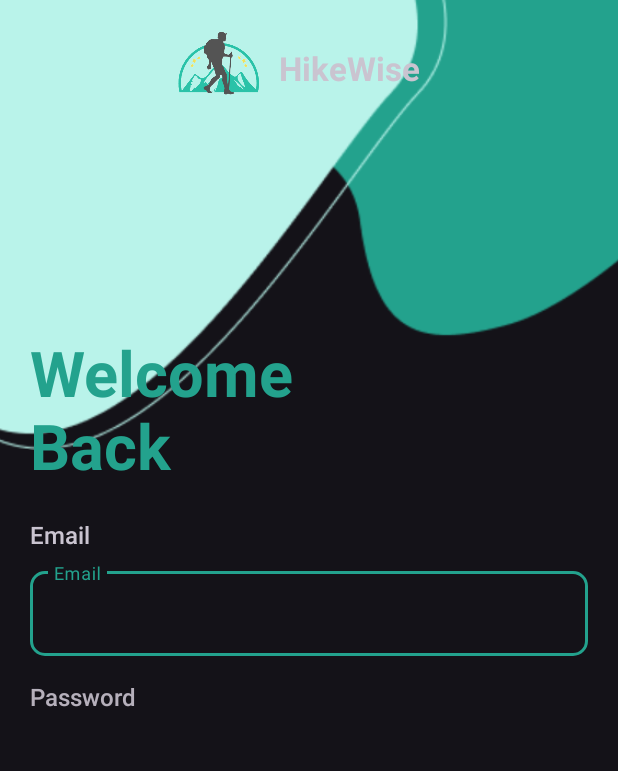
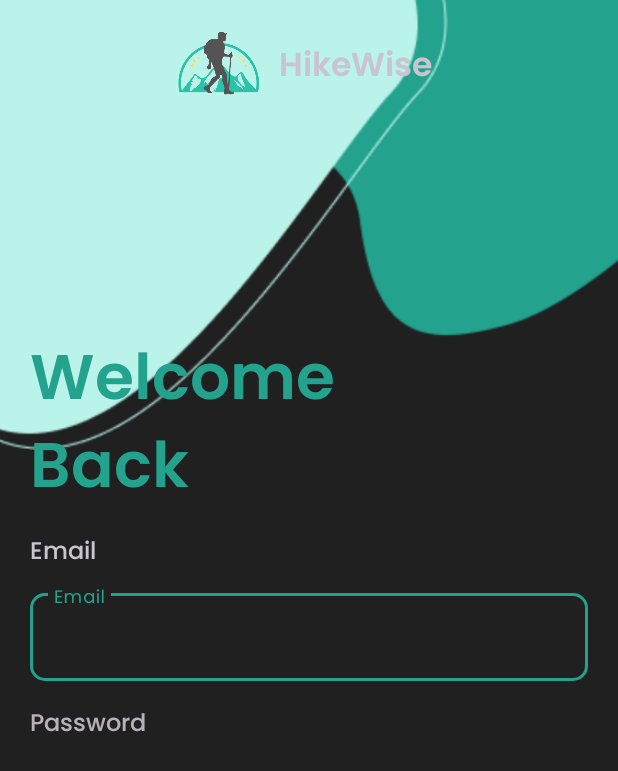
Before and after one commit to Xcelerators-Bangkit/HikeWise, an Android app: the LoginActivity screen opened directly, with no data from a screen before it, on a phone screen of 412 x 824 dp. Shown: the top 771 px of the screen. Run offline under Robolectric (Android 15) with nearby library versions, the phone set to English and light mode, and no system bars; our stand-ins replace Firebase (no records; nobody signed in at launch, a user with empty details on screens opened directly).

Commit message:
menambahkan font dari luar

```diff
--- a/app/src/main/res/layout/activity_check_up.xml
+++ b/app/src/main/res/layout/activity_check_up.xml
@@ -92,6 +92,7 @@
         android:layout_marginTop="24dp"
         android:layout_marginEnd="20dp"
         app:cardCornerRadius="22dp"
+        app:strokeWidth="0dp"
         android:backgroundTint="@color/second_primary"
         app:layout_constraintEnd_toEndOf="parent"
         app:layout_constraintStart_toStartOf="parent"
--- a/app/src/main/res/layout/activity_login.xml
+++ b/app/src/main/res/layout/activity_login.xml
@@ -34,7 +34,7 @@
         android:transitionName="textLogo"
         android:text="@string/logo_name"
         android:textSize="22sp"
-        android:textStyle="bold"
+        android:fontFamily="@font/poppins_semibold"
         app:layout_constraintBottom_toBottomOf="@+id/Imagelogo"
         app:layout_constraintStart_toEndOf="@+id/Imagelogo"
         app:layout_constraintTop_toTopOf="@+id/Imagelogo" />
@@ -48,15 +48,15 @@
 
     <TextView
         android:id="@+id/heading"
-        android:layout_width="200dp"
+        android:layout_width="250dp"
         android:layout_height="wrap_content"
         android:layout_marginStart="20dp"
         android:layout_marginTop="-80dp"
         android:alpha="0"
-        android:text="Welcome Back"
+        android:text="@string/welcome_back"
         android:textColor="@color/primary"
         android:textSize="42sp"
-        android:textStyle="bold"
+        android:fontFamily="@font/poppins_semibold"
         app:layout_constraintStart_toStartOf="parent"
         app:layout_constraintTop_toBottomOf="@+id/imageView2"
         tools:alpha="1" />
@@ -65,9 +65,9 @@
         android:id="@+id/textViewEmail"
         android:layout_width="wrap_content"
         android:layout_height="wrap_content"
-        android:layout_marginTop="20dp"
+        android:layout_marginTop="5dp"
         android:alpha="0"
-        android:fontFamily="sans-serif-medium"
+        android:fontFamily="@font/poppins_medium"
         android:text="@string/email"
         android:textSize="16sp"
         app:layout_constraintStart_toStartOf="@+id/heading"
@@ -99,6 +99,8 @@
             android:layout_height="wrap_content"
             android:ems="10"
             android:hint="@string/user_email"
+            android:textSize="14sp"
+            android:fontFamily="@font/poppins_regular"
             android:inputType="textEmailAddress" />
 
     </com.google.android.material.textfield.TextInputLayout>
@@ -110,7 +112,7 @@
         android:layout_marginTop="16dp"
         android:text="@string/password"
         android:textSize="16sp"
-        android:fontFamily="sans-serif-medium"
+        android:fontFamily="@font/poppins_medium"
         android:alpha="0"
         app:layout_constraintStart_toStartOf="@+id/emailTextLayout"
         app:layout_constraintTop_toBottomOf="@+id/emailTextLayout"
@@ -140,6 +142,8 @@
             android:layout_height="wrap_content"
             android:ems="10"
             android:hint="@string/passwordHint"
+            android:fontFamily="@font/poppins_regular"
+            android:textSize="14sp"
             android:inputType="textPassword" />
     </com.google.android.material.textfield.TextInputLayout>
 
@@ -147,11 +151,12 @@
         android:id="@+id/btnLogin"
         android:layout_width="0dp"
         android:layout_height="56dp"
-        android:layout_marginBottom="100dp"
+        android:layout_marginBottom="70dp"
         android:alpha="0"
-        android:fontFamily="sans-serif-medium"
+        android:fontFamily="@font/poppins_medium"
         android:text="@string/sign_in"
         android:textSize="20sp"
+        android:textColor="@color/white"
         app:layout_constraintBottom_toBottomOf="parent"
         app:layout_constraintEnd_toEndOf="@+id/passwordTextLayout"
         app:layout_constraintStart_toStartOf="@+id/passwordTextLayout"
@@ -163,9 +168,9 @@
         android:layout_height="wrap_content"
         android:layout_marginTop="10dp"
         android:alpha="0"
-        android:fontFamily="sans-serif-medium"
+        android:fontFamily="@font/poppins_medium"
         android:text="@string/don_t_have_an_account"
-        android:textSize="14dp"
+        android:textSize="14sp"
         app:layout_constraintEnd_toEndOf="@+id/btnLogin"
         app:layout_constraintStart_toStartOf="@+id/btnLogin"
         app:layout_constraintTop_toBottomOf="@+id/btnLogin"
--- a/app/src/main/res/layout/activity_splash_screen.xml
+++ b/app/src/main/res/layout/activity_splash_screen.xml
@@ -22,11 +22,11 @@
         android:id="@+id/textViewLogo"
         android:layout_width="wrap_content"
         android:layout_height="wrap_content"
-        android:layout_marginBottom="60dp"
+        android:layout_marginBottom="50dp"
+        android:fontFamily="@font/poppins_bold"
         android:text="@string/logo_name"
         android:textColorHint="@color/primary"
         android:textSize="32sp"
-        android:textStyle="bold"
         android:transitionName="textLogo"
         app:layout_constraintBottom_toBottomOf="@+id/imageViewLogo"
         app:layout_constraintEnd_toEndOf="@+id/imageViewLogo"
--- a/app/src/main/res/layout/activity_welcome.xml
+++ b/app/src/main/res/layout/activity_welcome.xml
@@ -25,7 +25,7 @@
         android:layout_marginTop="100dp"
         android:text="@string/logo_name"
         android:textSize="34sp"
-        android:textStyle="bold"
+        android:fontFamily="@font/poppins_bold"
         android:textColor="@color/primary"
         app:layout_constraintEnd_toEndOf="parent"
         app:layout_constraintStart_toStartOf="parent"
@@ -41,6 +41,7 @@
         android:text="@string/subtitle_welcome"
         android:textColor="@color/white"
         android:textSize="18sp"
+        android:fontFamily="@font/poppins_regular"
         app:layout_constraintEnd_toEndOf="parent"
         app:layout_constraintStart_toStartOf="parent"
         app:layout_constraintTop_toBottomOf="@+id/title" />
@@ -86,7 +87,7 @@
         android:text="@string/big_title"
         android:textColor="@color/white"
         android:textSize="36sp"
-        android:textStyle="bold"
+        android:fontFamily="@font/poppins_bold"
         app:layout_constraintBottom_toTopOf="@+id/bt_explore"
         app:layout_constraintEnd_toEndOf="parent"
         app:layout_constraintStart_toStartOf="parent" />
--- a/app/src/main/res/values-night/themes.xml
+++ b/app/src/main/res/values-night/themes.xml
@@ -6,7 +6,8 @@
         <!-- <item name="colorPrimary">@color/my_light_primary</item> -->
         <item name="colorPrimary">@color/primary</item>
         <item name="colorOutline">@color/primary</item>
-        <item name="colorSurface">#202020</item>
+        <item name="colorSurface">@color/primary_dark</item>
+        <item name="android:windowBackground">@color/primary_dark</item>
         <item name="colorOnPrimaryContainer">@color/white</item>
         <item name="colorSurfaceContainer">@color/white</item>
         <item name="colorOnSurfaceVariant">@color/primary</item>
@@ -20,11 +21,11 @@
     </style>
 
     <style name="ThemeOverlay.App.BottomNavigationView" parent="">
-        <item name="colorPrimary">@color/black</item>
-        <item name="colorSurfaceContainer">@color/black</item>
+        <item name="colorPrimary">@color/primary_dark</item>
+        <item name="colorSurfaceContainer">@color/primary_dark</item>
         <item name="colorOnPrimary">@color/primary</item>
         <item name="colorOnSecondary">@color/primary</item>
-        <item name="colorSecondaryContainer">#B9F3EA</item>
+        <item name="colorSecondaryContainer">#89E4D5</item>
         <item name="colorOnSurfaceVariant">@color/primary</item>
     </style>
     <style name="Theme.HikeWise" parent="Base.Theme.HikeWise" />
--- a/app/src/main/res/values/colors.xml
+++ b/app/src/main/res/values/colors.xml
@@ -3,6 +3,7 @@
     <color name="black">#FF000000</color>
     <color name="white">#FFFFFFFF</color>
     <color name="primary">#23A28D</color>
+    <color name="primary_dark">#202020</color>
     <color name="second_primary">#B9F3EA</color>
     <color name="light_grey">#5C5C5C</color>
     <color name="cerah_grey">#878787</color>
--- a/app/src/main/res/values/strings.xml
+++ b/app/src/main/res/values/strings.xml
@@ -46,4 +46,6 @@
     <string name="mountain">Mountain</string>
     <string name="price">Price</string>
     <string name="success">Success</string>
+    <string name="welcome_back">Welcome Back</string>
+    <string name="create_account">Create Account</string>
 </resources>
--- a/app/src/main/res/values/themes.xml
+++ b/app/src/main/res/values/themes.xml
@@ -6,6 +6,7 @@
         <item name="colorPrimary">@color/primary</item>
         <item name="colorOutline">@color/primary</item>
         <item name="colorSurface">@color/white</item>
+        <item name="android:windowBackground">@color/white</item>
         <item name="colorOnPrimaryContainer">@color/white</item>
         <item name="colorSurfaceContainer">@color/white</item>
         <item name="colorOnSurfaceVariant">@color/primary</item>
```
Also changed, not shown: app/src/main/res/layout/activity_register.xml (+15 -10 lines), app/src/main/res/font/poppins_bold.ttf (added), app/src/main/res/font/poppins_extralight.ttf (added), app/src/main/res/font/poppins_light.ttf (added), app/src/main/res/font/poppins_medium.ttf (added), app/src/main/res/font/poppins_regular.ttf (added), app/src/main/res/font/poppins_semibold.ttf (added), app/src/main/res/font/poppins_thin.ttf (added).
